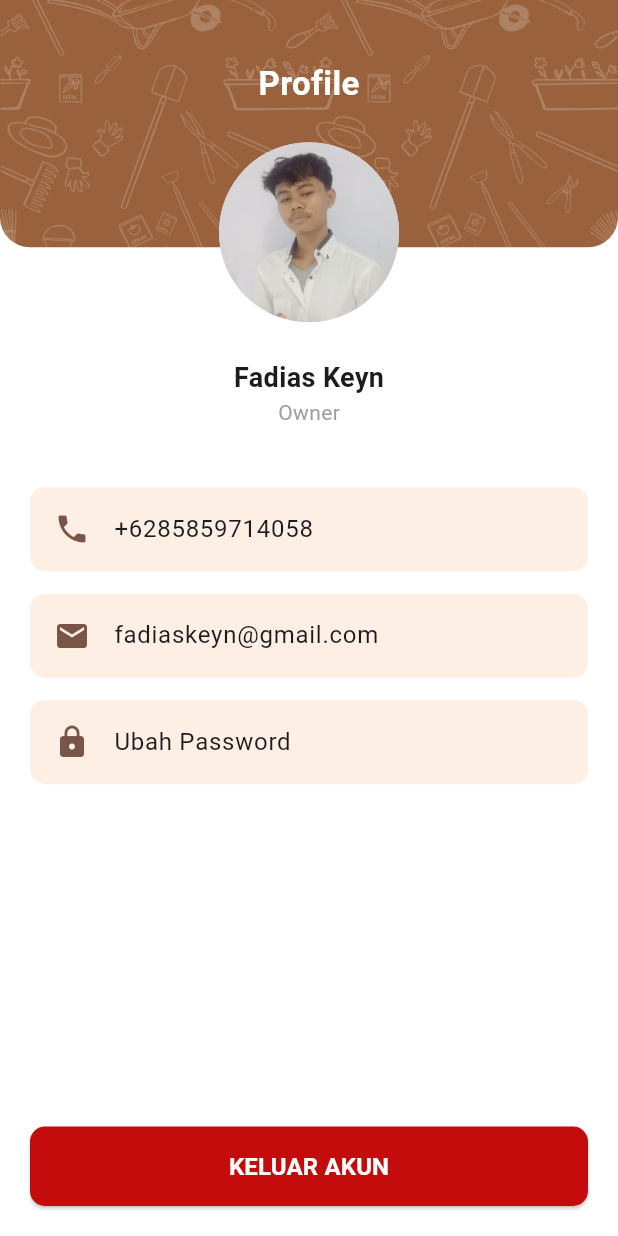
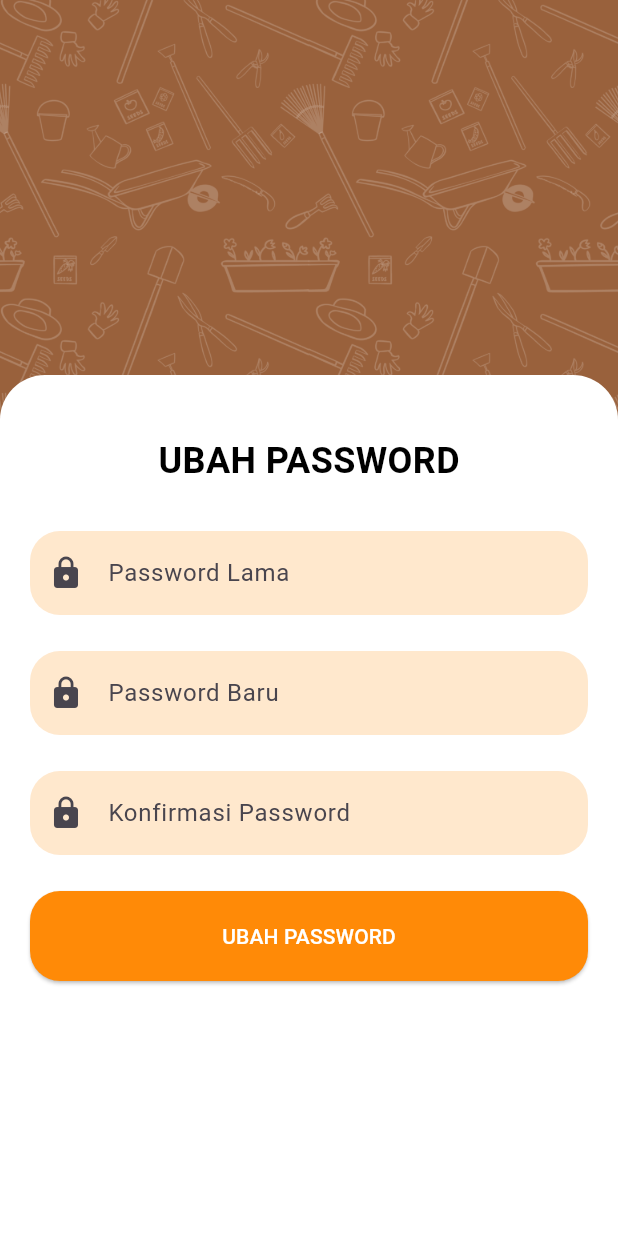
Before and after one commit to MfajarDwip/FarmBroApk, a Flutter app: the ProfileScreen screen opened directly, after a tap on "Ubah Password", on a phone screen of 412 x 824 dp. Run offline on Flutter 3.47's test engine with Material 3 defaults, Android fonts, the phone set to English and light mode, and no system bars.

Commit message:
feat: tambah ubahpassword

```diff
--- a/lib/farmbro/beranda.dart
+++ b/lib/farmbro/beranda.dart
@@ -1,4 +1,5 @@
 import 'package:farmbroapk/farmbro/profil.dart';
+import 'package:farmbroapk/farmbro/lampu.dart';
 import 'package:farmbroapk/resource/WidgetSuhu.dart';
 import 'package:farmbroapk/resource/Widgetlembap.dart';
 import 'package:farmbroapk/resource/diagramWidget.dart';
@@ -17,7 +18,7 @@ class _BerandaScreenState extends State<BerandaScreen> {
   // Daftar halaman untuk BottomNavigationBar
   final List<Widget> _pages = [
     HomeContent(), // Konten halaman Beranda
-    Text('Lampu'), // Halaman Lampu (sementara)
+    const Lampu(), // Halaman Lampu (sementara)
     ProfileScreen(), // Halaman Profil
   ];
 
--- a/lib/farmbro/profil.dart
+++ b/lib/farmbro/profil.dart
@@ -1,10 +1,11 @@
+import 'package:farmbroapk/farmbro/ubahPassword.dart';
 import 'package:farmbroapk/resource/color/mycolor.dart';
 import 'package:flutter/material.dart';
 
 class ProfileScreen extends StatelessWidget {
   @override
   Widget build(BuildContext context) {
-        final screenSize = MediaQuery.of(context).size;
+    final screenSize = MediaQuery.of(context).size;
 
     return Scaffold(
       backgroundColor: Colors.white,
@@ -21,8 +22,7 @@ class ProfileScreen extends StatelessWidget {
                 height: screenSize.height * 0.20,
                 decoration: BoxDecoration(
                   image: DecorationImage(
-                      image: AssetImage('assets/coba.png'),
-                      fit: BoxFit.cover),
+                      image: AssetImage('assets/coba.png'), fit: BoxFit.cover),
                   color: navbar,
                   borderRadius: BorderRadius.only(
                     bottomLeft: Radius.circular(20),
@@ -115,7 +115,12 @@ class ProfileScreen extends StatelessWidget {
                     borderRadius: BorderRadius.circular(10),
                   ),
                   onTap: () {
-                    // Aksi saat tombol ubah password ditekan
+                    Navigator.push(
+                      context,
+                      MaterialPageRoute(
+                        builder: (context) => UbahPassword(),
+                      ),
+                    );
                   },
                 ),
               ],
--- /dev/null
+++ b/lib/farmbro/ubahPassword.dart
@@ -0,0 +1,140 @@
+import 'package:flutter/material.dart';
+
+class UbahPassword extends StatefulWidget {
+  const UbahPassword({super.key});
+
+  @override
+  State<UbahPassword> createState() => _UbahPasswordState();
+}
+
+class _UbahPasswordState extends State<UbahPassword> {
+  @override
+  Widget build(BuildContext context) {
+    return Scaffold(
+      resizeToAvoidBottomInset: false,
+      body: Stack(
+        children: [
+          Container(
+            color: const Color(0xFF99613C),
+          ),
+          Container(
+            decoration: const BoxDecoration(
+              image: DecorationImage(
+                image: AssetImage('assets/bg_splash.png'),
+                fit: BoxFit.cover,
+              ),
+            ),
+          ),
+          SingleChildScrollView(
+            child: Column(
+              children: [
+                const SizedBox(height: 250),
+                SizedBox(
+                  height: 900,
+                  child: Container(
+                    decoration: const BoxDecoration(
+                      borderRadius: BorderRadius.only(
+                        topLeft: Radius.circular(30),
+                        topRight: Radius.circular(30),
+                      ),
+                      color: Colors.white,
+                    ),
+                    child: Padding(
+                      padding: const EdgeInsets.all(20.0),
+                      child: Column(
+                        crossAxisAlignment: CrossAxisAlignment.center,
+                        children: [
+                          const SizedBox(height: 20),
+                          const Text(
+                            'UBAH PASSWORD',
+                            style: TextStyle(
+                              fontSize: 24,
+                              fontWeight: FontWeight.bold,
+                              color: Colors.black,
+                            ),
+                          ),
+                          const SizedBox(height: 30),
+                          SizedBox(
+                            height: 60,
+                            width: double.infinity,
+                            child: TextFormField(
+                              obscureText: true,
+                              decoration: InputDecoration(
+                                hintText: 'Password Lama',
+                                prefixIcon: const Icon(Icons.lock),
+                                border: OutlineInputBorder(
+                                  borderRadius: BorderRadius.circular(20),
+                                  borderSide: BorderSide.none,
+                                ),
+                                filled: true,
+                                fillColor: const Color(0x33FF8A07),
+                              ),
+                            ),
+                          ),
+                          const SizedBox(height: 20),
+                          SizedBox(
+                            height: 60,
+                            width: double.infinity,
+                            child: TextFormField(
+                              obscureText: true,
+                              decoration: InputDecoration(
+                                hintText: 'Password Baru',
+                                prefixIcon: const Icon(Icons.lock),
+                                border: OutlineInputBorder(
+                                  borderRadius: BorderRadius.circular(20),
+                                  borderSide: BorderSide.none,
+                                ),
+                                filled: true,
+                                fillColor: const Color(0x33FF8A07),
+                              ),
+                            ),
+                          ),
+                          const SizedBox(height: 20),
+                          SizedBox(
+                            height: 60,
+                            width: double.infinity,
+                            child: TextFormField(
+                              obscureText: true,
+                              decoration: InputDecoration(
+                                hintText: 'Konfirmasi Password',
+                                prefixIcon: const Icon(Icons.lock),
+                                border: OutlineInputBorder(
+                                  borderRadius: BorderRadius.circular(20),
+                                  borderSide: BorderSide.none,
+                                ),
+                                filled: true,
+                                fillColor: const Color(0x33FF8A07),
+                              ),
+                            ),
+                          ),
+                          const SizedBox(height: 20),
+                          SizedBox(
+                            height: 60,
+                            width: double.infinity,
+                            child: ElevatedButton(
+                              style: ElevatedButton.styleFrom(
+                                backgroundColor: const Color(0xffFF8A07),
+                                shape: RoundedRectangleBorder(
+                                  borderRadius: BorderRadius.circular(20),
+                                ),
+                              ),
+                              onPressed: () {},
+                              child: const Text(
+                                'UBAH PASSWORD',
+                                style: TextStyle(color: Colors.white),
+                              ),
+                            ),
+                          ),
+                        ],
+                      ),
+                    ),
+                  ),
+                ),
+              ],
+            ),
+          ),
+        ],
+      ),
+    );
+  }
+}
--- a/lib/resource/color/mycolor.dart
+++ b/lib/resource/color/mycolor.dart
@@ -13,3 +13,5 @@ Color fontkelembapan = Color(0xFF274D59);
 Color fontgas = Color(0xFF3C995C);
 Color navbar = Color(0xFF99613C);
 Color buttonhapus = Color(0xFFC40C0C);
+Color Off = Color(0xffD9D9D9);
+Color buttonOff = Color(0xffD33333);
--- a/pubspec.yaml
+++ b/pubspec.yaml
@@ -19,7 +19,7 @@ publish_to: 'none' # Remove this line if you wish to publish to pub.dev
 version: 1.0.0+1
 
 environment:
-  sdk: '>=3.4.4 <4.0.0'
+  sdk: '>=3.2.6 <4.0.0'
 
 # Dependencies specify other packages that your package needs in order to work.
 # To automatically upgrade your package dependencies to the latest versions
```
Also changed, not shown: lib/farmbro/lampu.dart (+22 -1 lines), lib/resource/WidgetLampu.dart (added, +89 -0 lines), 1 other file.
